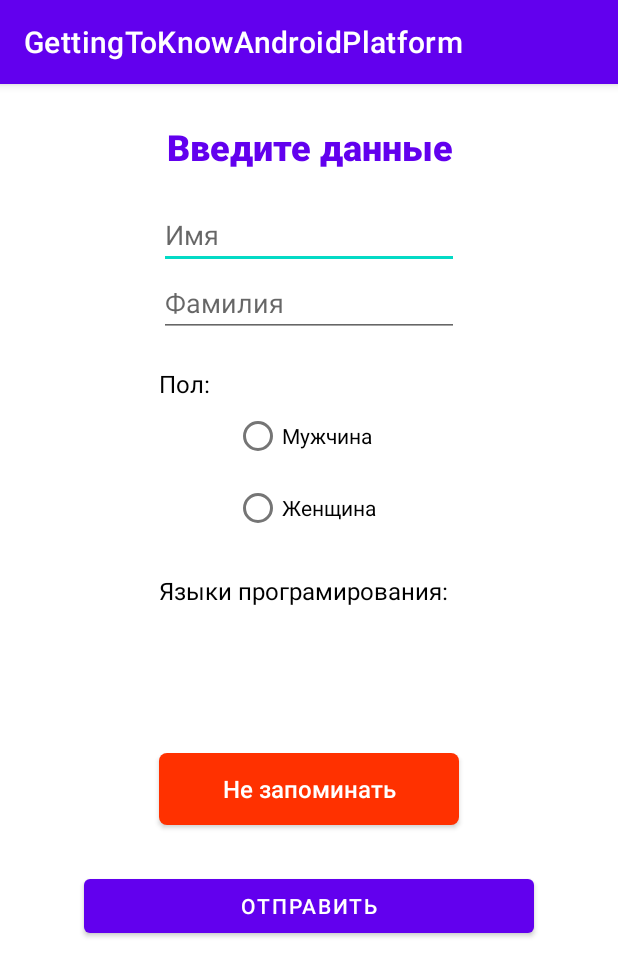
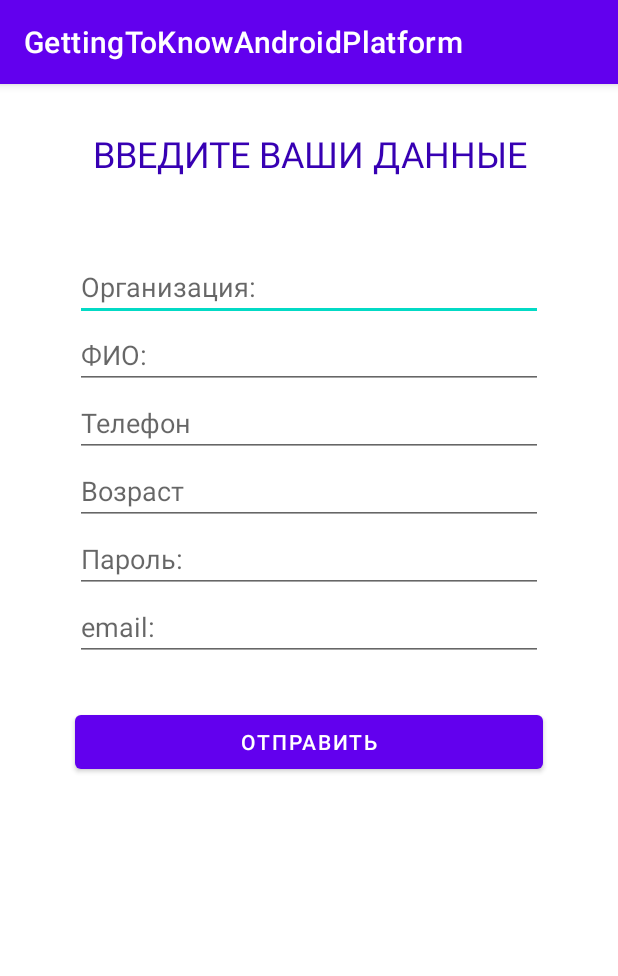
Before and after one commit to Artushock/GettingToKnowAndroidPlatform, an Android app: the screen it shows after launch (MainActivity), on a phone screen of 412 x 824 dp. Shown: the top 976 px of the screen. Run offline under Robolectric (Android 15) with nearby library versions, the phone set to English and light mode, and no system bars.

Commit message:
Added second task.

```diff
--- a/app/src/main/java/com/artushock/gettingtoknowandroid/MainActivity.java
+++ b/app/src/main/java/com/artushock/gettingtoknowandroid/MainActivity.java
@@ -2,10 +2,7 @@ package com.artushock.gettingtoknowandroid;
 
 import androidx.appcompat.app.AppCompatActivity;
 
-import android.graphics.Color;
-import android.graphics.drawable.ColorDrawable;
 import android.os.Bundle;
-import android.view.Gravity;
 import android.view.View;
 import android.widget.CompoundButton;
 import android.widget.Toast;
@@ -16,24 +13,24 @@ public class MainActivity extends AppCompatActivity {
     @Override
     protected void onCreate(Bundle savedInstanceState) {
         super.onCreate(savedInstanceState);
-        setContentView(R.layout.test_linear_layout);
+//        setContentView(R.layout.test_linear_layout);
+        setContentView(R.layout.test_edit_text_layout);
 
         ToggleButton toggleButton = findViewById(R.id.remember_button);
 
-        toggleButton.setOnCheckedChangeListener(new CompoundButton.OnCheckedChangeListener() {
-            public void onCheckedChanged(CompoundButton buttonView, boolean isChecked) {
-                if (isChecked) {
-                    toggleButton.setBackgroundResource(R.drawable.rounded_corner_button_on);
-                } else {
-                    toggleButton.setBackgroundResource(R.drawable.rounded_corner_button_off);
-                }
-            }
-        });
+//        toggleButton.setOnCheckedChangeListener(new CompoundButton.OnCheckedChangeListener() {
+//            public void onCheckedChanged(CompoundButton buttonView, boolean isChecked) {
+//                if (isChecked) {
+//                    toggleButton.setBackgroundResource(R.drawable.rounded_corner_button_on);
+//                } else {
+//                    toggleButton.setBackgroundResource(R.drawable.rounded_corner_button_off);
+//                }
+//            }
+//        });
     }
 
     public void onClick(View view) {
-        Toast toast = Toast.makeText(MainActivity.this, "Данные отправлены",Toast.LENGTH_SHORT);
-        toast.setGravity(Gravity.BOTTOM,0,0);
+        Toast toast = Toast.makeText(MainActivity.this, "Данные отправлены", Toast.LENGTH_SHORT);
         toast.show();
     }
 
--- /dev/null
+++ b/app/src/main/res/layout/test_edit_text_layout.xml
@@ -0,0 +1,98 @@
+<?xml version="1.0" encoding="utf-8"?>
+<androidx.constraintlayout.widget.ConstraintLayout xmlns:android="http://schemas.android.com/apk/res/android"
+    xmlns:app="http://schemas.android.com/apk/res-auto"
+    xmlns:tools="http://schemas.android.com/tools"
+    android:layout_width="match_parent"
+    android:layout_height="match_parent">
+
+    <TextView
+        android:id="@+id/info"
+        android:layout_width="match_parent"
+        android:layout_height="wrap_content"
+        android:layout_marginTop="30dp"
+        android:gravity="center"
+        android:text="Введите ваши данные"
+        android:textAllCaps="true"
+        android:textColor="@color/purple_700"
+        android:textSize="24dp"
+        app:layout_constraintTop_toTopOf="parent" />
+
+    <EditText
+        android:id="@+id/edit_text_text"
+        android:layout_width="match_parent"
+        android:layout_height="wrap_content"
+        android:layout_marginLeft="50dp"
+        android:layout_marginTop="50dp"
+        android:layout_marginRight="50dp"
+        android:hint="Организация:"
+        android:inputType="text"
+        app:layout_constraintTop_toBottomOf="@id/info" />
+
+
+    <EditText
+        android:id="@+id/edit_text_textPersonName"
+        android:layout_width="match_parent"
+        android:layout_height="wrap_content"
+        android:layout_marginLeft="50dp"
+        android:layout_marginRight="50dp"
+        android:hint="ФИО:"
+        android:inputType="textPersonName"
+        app:layout_constraintStart_toStartOf="parent"
+        app:layout_constraintTop_toBottomOf="@+id/edit_text_text" />
+
+    <EditText
+        android:id="@+id/edit_text_phone"
+        android:layout_width="match_parent"
+        android:layout_height="wrap_content"
+        android:layout_marginLeft="50dp"
+        android:layout_marginRight="50dp"
+        android:hint="Телефон"
+        android:inputType="phone"
+        app:layout_constraintStart_toStartOf="parent"
+        app:layout_constraintTop_toBottomOf="@+id/edit_text_textPersonName" />
+
+    <EditText
+        android:id="@+id/edit_text_number"
+        android:layout_width="match_parent"
+        android:layout_height="wrap_content"
+        android:layout_marginLeft="50dp"
+        android:layout_marginRight="50dp"
+        android:hint="Возраст"
+        android:inputType="number"
+        app:layout_constraintStart_toStartOf="parent"
+        app:layout_constraintTop_toBottomOf="@+id/edit_text_phone" />
+
+    <EditText
+        android:id="@+id/edit_text_textPassword"
+        android:layout_width="match_parent"
+        android:layout_height="wrap_content"
+        android:layout_marginLeft="50dp"
+        android:layout_marginRight="50dp"
+        android:hint="Пароль:"
+        android:inputType="textPassword"
+        app:layout_constraintStart_toStartOf="parent"
+        app:layout_constraintTop_toBottomOf="@+id/edit_text_number" />
+
+    <EditText
+        android:id="@+id/edit_text_textEmailAddress"
+        android:layout_width="match_parent"
+        android:layout_height="wrap_content"
+        android:layout_marginLeft="50dp"
+        android:layout_marginRight="50dp"
+        android:hint="email:"
+        android:inputType="textEmailAddress"
+        app:layout_constraintStart_toStartOf="parent"
+        app:layout_constraintTop_toBottomOf="@+id/edit_text_textPassword" />
+
+    <Button
+        android:layout_width="match_parent"
+        android:layout_height="wrap_content"
+        android:layout_marginLeft="50dp"
+        android:layout_marginTop="30dp"
+        android:layout_marginRight="50dp"
+        android:onClick="onClick"
+        android:text="Отправить"
+        app:layout_constraintTop_toBottomOf="@id/edit_text_textEmailAddress"/>
+
+
+</androidx.constraintlayout.widget.ConstraintLayout>
```
